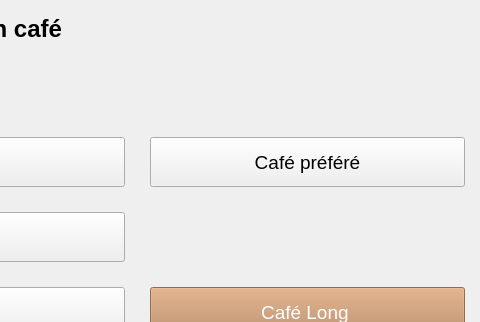
This is pikawa-rpi/ihmpikawa.ui in bts-lasalle-avignon-projets/pikawa-2024 as Qt 5 draws it before an edit; both pictures show x 544 to 1024 and y 0 to 322 of the 1024 by 600 pixel window. The edited form follows.
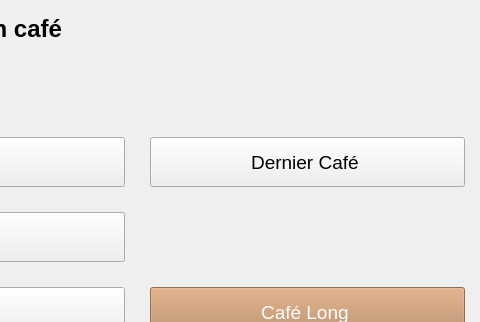
This is the edited form. The open tabs and pages were chosen to show the change. Icons and pictures are not drawn.

Commit message: PI24-19 ajout du dernier cafe selectionnee

The edit to the form file:
```diff
--- a/pikawa-rpi/ihmpikawa.ui
+++ b/pikawa-rpi/ihmpikawa.ui
@@ -1087,7 +1087,7 @@
              </font>
             </property>
             <property name="text">
-             <string>Café préféré</string>
+             <string>Dernier Café </string>
             </property>
             <property name="checkable">
              <bool>true</bool>
```
Left out of the diff: 220 changed lines with no effect on the pictures. The commit also changes 4 other files.
